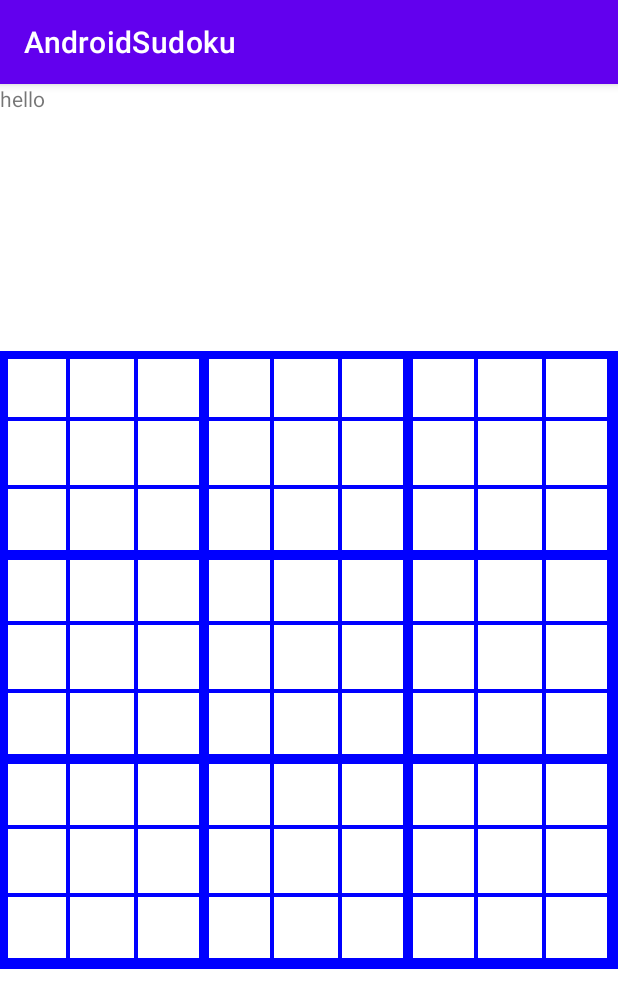
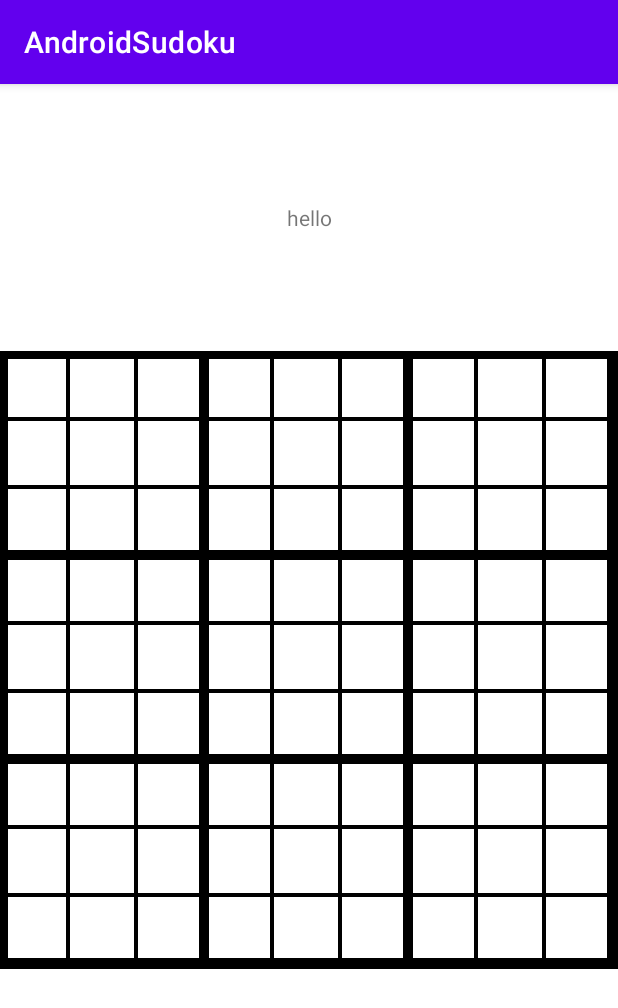
Before and after one commit to TylerHsia/AndroidSudoku, an Android app: the screen it shows after launch (MainActivity), on a phone screen of 412 x 824 dp. Shown: the top 1008 px of the screen. Run offline under Robolectric (Android 15) with nearby library versions, the phone set to English and light mode, and no system bars.

```diff
--- a/app/src/main/java/android/bignerdranch/androidsudoku/SudokuBoard.java
+++ b/app/src/main/java/android/bignerdranch/androidsudoku/SudokuBoard.java
@@ -44,7 +44,7 @@ public class SudokuBoard extends View {
             //Todo: this line doesn't work, uses default
             boardColor = a.getInteger(R.styleable.SudokuBoard_boardColor, Color.BLUE);
             cellFillColor = a.getInteger(R.styleable.SudokuBoard_cellFillColor, 0);
-            cellsHighlightColor = a.getInteger(R.styleable.SudokuBoard_cellsHightlightColor, 0);
+            cellsHighlightColor = a.getInteger(R.styleable.SudokuBoard_cellsHighlightColor, 0);
 
 
 
--- a/app/src/main/res/layout/activity_main.xml
+++ b/app/src/main/res/layout/activity_main.xml
@@ -2,7 +2,7 @@
 <androidx.constraintlayout.widget.ConstraintLayout
     xmlns:android="http://schemas.android.com/apk/res/android"
     xmlns:app="http://schemas.android.com/apk/res-auto"
-    xmlns:custom="http://schemas.android.com/apk/android.bignerdranch.androidsudoku"
+    xmlns:custom="http://schemas.android.com/apk/res-auto"
     xmlns:tools="http://schemas.android.com/tools"
     android:layout_width="match_parent"
     android:layout_height="match_parent"
@@ -34,7 +34,7 @@
         custom:cellFillColor="#6600DDFF"
         custom:cellsHighlightColor="#2600DDFF"
 
-        >
+        tools:ignore="MissingPrefix">
 
 
     </android.bignerdranch.androidsudoku.SudokuBoard>
--- a/app/src/main/res/values/attrs.xml
+++ b/app/src/main/res/values/attrs.xml
@@ -3,6 +3,6 @@
     <declare-styleable name="SudokuBoard">
         <attr name="boardColor" format="color"/>
         <attr name="cellFillColor" format="color"/>
-        <attr name="cellsHightlightColor" format="color"/>
+        <attr name="cellsHighlightColor" format="color"/>
     </declare-styleable>
 </resources>
```
